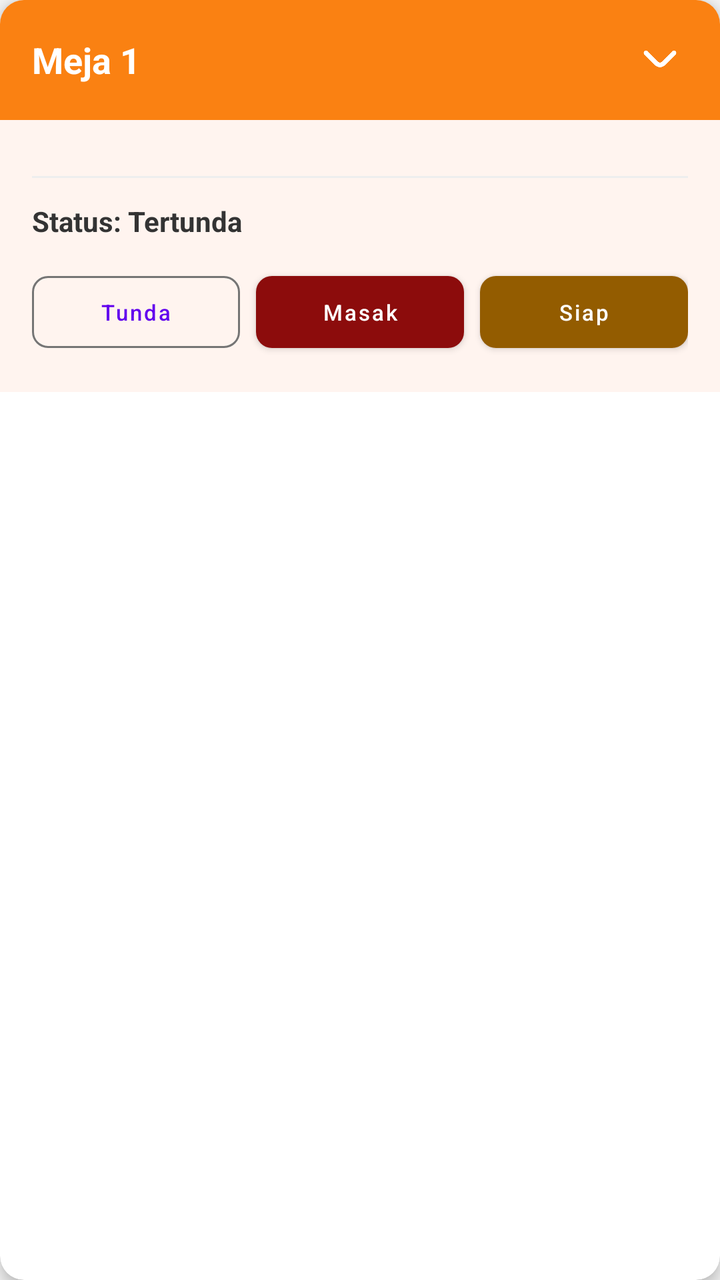
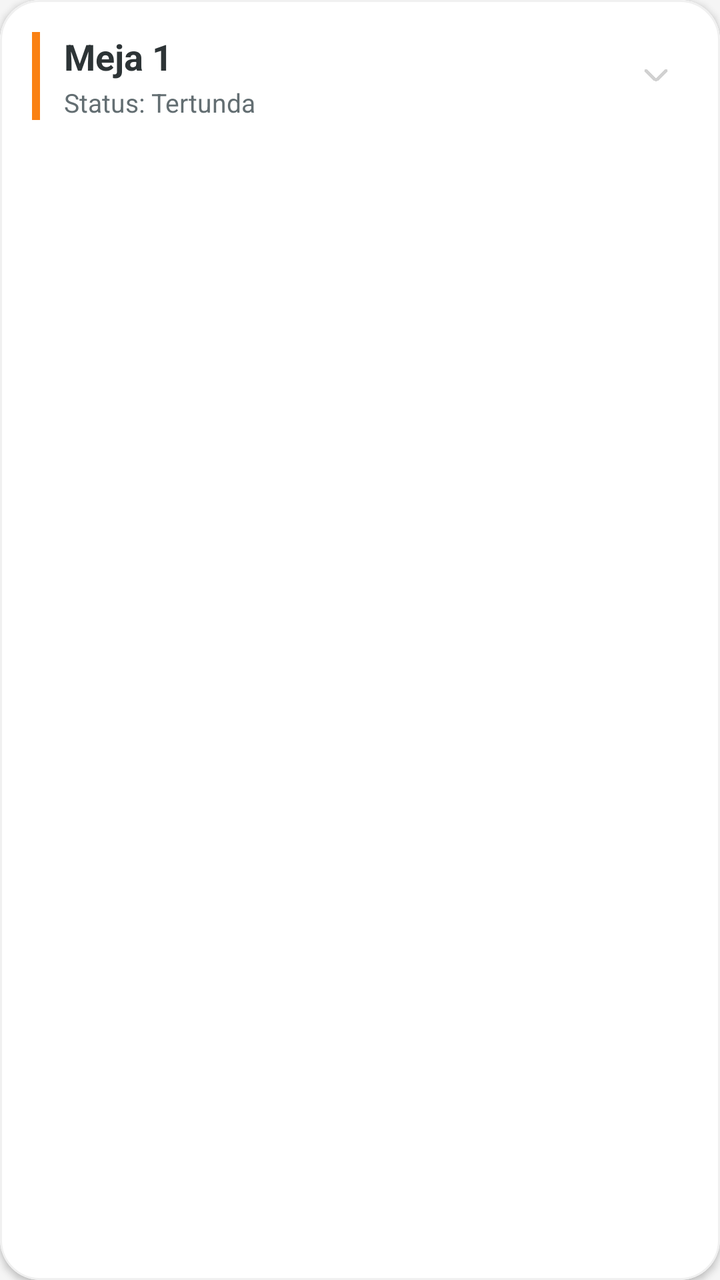

The first picture is an Android layout as it rendered before a commit; the second is the same layout after the commit. The layout source and the unified diff follow.
<!-- AndroidManifest.xml: application theme Theme.Laundry -->
<!-- res/layout/item_chef.xml -->
<?xml version="1.0" encoding="utf-8"?>
<com.google.android.material.card.MaterialCardView
    xmlns:android="http://schemas.android.com/apk/res/android"
    xmlns:app="http://schemas.android.com/apk/res-auto"
    android:layout_width="match_parent"
    android:layout_height="wrap_content"
    android:layout_marginHorizontal="16dp"
    android:layout_marginVertical="8dp"
    app:cardCornerRadius="12dp"
    app:cardElevation="4dp"
    app:strokeWidth="0dp">

    <LinearLayout
        android:layout_width="match_parent"
        android:layout_height="wrap_content"
        android:orientation="vertical">

        
        <LinearLayout
            android:id="@+id/layoutChefHeader"
            android:layout_width="match_parent"
            android:layout_height="wrap_content"
            android:background="@color/orange_nav"
            android:gravity="center_vertical"
            android:orientation="horizontal"
            android:padding="16dp">

            <TextView
                android:id="@+id/tvTableName"
                android:layout_width="0dp"
                android:layout_height="wrap_content"
                android:layout_weight="1"
                android:text="Meja 1"
                android:textColor="#FFFFFF"
                android:textSize="18sp"
                android:textStyle="bold" />

            <ImageView
                android:id="@+id/btnDrop"
                android:layout_width="28dp"
                android:layout_height="28dp"
                android:src="@drawable/img_14"
                app:tint="#FFFFFF" />
        </LinearLayout>

        
        <LinearLayout
            android:layout_width="match_parent"
            android:layout_height="wrap_content"
            android:orientation="vertical"
            android:background="@color/w"
            android:padding="16dp">

            <androidx.recyclerview.widget.RecyclerView
                android:id="@+id/rvOrderItems"
                android:layout_width="match_parent"
                android:layout_height="wrap_content" />

            <View
                android:layout_width="match_parent"
                android:layout_height="1dp"
                android:layout_marginVertical="12dp"
                android:background="#EEEEEE" />

            <TextView
                android:id="@+id/tvStatus"
                android:layout_width="wrap_content"
                android:layout_height="wrap_content"
                android:text="Status: Tertunda"
                android:textColor="#333333"
                android:textSize="14sp"
                android:textStyle="bold" />

            
            <LinearLayout
                android:layout_width="match_parent"
                android:layout_height="wrap_content"
                android:layout_marginTop="12dp"
                android:orientation="horizontal">

                <Button
                    android:id="@+id/btnPending"
                    style="@style/Widget.MaterialComponents.Button.OutlinedButton"
                    android:layout_width="0dp"
                    android:layout_height="wrap_content"
                    android:layout_marginEnd="4dp"
                    android:layout_weight="1"
                    android:text="Tunda"
                    android:textAllCaps="false"
                    android:textSize="11sp"
                    app:cornerRadius="8dp"
                    app:strokeColor="#757575" />

                <Button
                    android:id="@+id/btnCooking"
                    android:layout_width="0dp"
                    android:layout_height="wrap_content"
                    android:layout_marginHorizontal="4dp"
                    android:layout_weight="1"
                    app:backgroundTint="@color/a"
                    android:text="Masak"
                    android:textAllCaps="false"
                    android:textColor="#FFFFFF"
                    android:textSize="11sp"
                    app:cornerRadius="8dp" />

                <Button
                    android:id="@+id/btnReady"
                    android:layout_width="0dp"
                    android:layout_height="wrap_content"
                    android:layout_marginStart="4dp"
                    android:layout_weight="1"
                    app:backgroundTint="#935c00"
                    android:text="Siap"
                    android:textAllCaps="false"
                    android:textColor="#FFFFFF"
                    android:textSize="11sp"
                    app:cornerRadius="8dp" />

            </LinearLayout>
        </LinearLayout>
    </LinearLayout>
</com.google.android.material.card.MaterialCardView>
<!-- resources referenced by this layout -->
<resources>
  <color name="a">#8c0c0c</color>
  <color name="orange_nav">#FA8112</color>
  <color name="w">#fff4ef</color>
  <!-- drawable img_14: png bitmap (drawable, 3268 bytes) -->
  <style name="Theme.Laundry" parent="Theme.MaterialComponents.DayNight.DarkActionBar">
          
          <item name="colorPrimary">@color/button</item>
          <item name="colorPrimaryVariant">@color/button</item>
          <item name="colorOnPrimary">@color/white</item>
          
  
          <item name="colorSecondaryVariant">@color/black</item>
          <item name="colorOnSecondary">@color/text</item>
          
          <item name="android:statusBarColor">?attr/colorPrimaryVariant</item>
          
          <item name="android:windowBackground">@color/background</item>
      </style>
  <color name="button">#6200EE</color>
  <color name="white">#ffffff</color>
  <color name="black">#000000</color>
  <color name="text">#212121</color>
  <color name="background">#F5F5F5</color>
</resources>

<!-- the commit's change to res/layout/item_chef.xml (unified diff, before → after) -->
@@ -6,55 +6,87 @@
     android:layout_height="wrap_content"
     android:layout_marginHorizontal="16dp"
     android:layout_marginVertical="8dp"
-    app:cardCornerRadius="12dp"
-    app:cardElevation="4dp"
-    app:strokeWidth="0dp">
+    app:cardCornerRadius="20dp"
+    app:cardElevation="2dp"
+    app:strokeWidth="1dp"
+    app:strokeColor="#F0F0F0">
 
     <LinearLayout
         android:layout_width="match_parent"
         android:layout_height="wrap_content"
-        android:orientation="vertical">
+        android:orientation="vertical"
+        android:animateLayoutChanges="true">
 
         
-        <LinearLayout
+        <androidx.constraintlayout.widget.ConstraintLayout
             android:id="@+id/layoutChefHeader"
             android:layout_width="match_parent"
             android:layout_height="wrap_content"
-            android:background="@color/orange_nav"
-            android:gravity="center_vertical"
-            android:orientation="horizontal"
+            android:background="@color/white"
             android:padding="16dp">
+
+            <View
+                android:id="@+id/viewChefStatus"
+                android:layout_width="4dp"
+                android:layout_height="0dp"
+                android:background="@color/orange_nav"
+                app:layout_constraintStart_toStartOf="parent"
+                app:layout_constraintTop_toTopOf="@id/tvTableName"
+                app:layout_constraintBottom_toBottomOf="@id/tvStatus" />
 
             <TextView
                 android:id="@+id/tvTableName"
                 android:layout_width="0dp"
                 android:layout_height="wrap_content"
-                android:layout_weight="1"
                 android:text="Meja 1"
-                android:textColor="#FFFFFF"
+                android:textColor="#2D3436"
                 android:textSize="18sp"
-                android:textStyle="bold" />
+                android:textStyle="bold"
+                android:layout_marginStart="12dp"
+                app:layout_constraintStart_toEndOf="@id/viewChefStatus"
+                app:layout_constraintTop_toTopOf="parent"
+                app:layout_constraintEnd_toStartOf="@id/btnDrop" />
+
+            <TextView
+                android:id="@+id/tvStatus"
+                android:layout_width="0dp"
+                android:layout_height="wrap_content"
+                android:text="Status: Tertunda"
+                android:textColor="#636E72"
+                android:textSize="13sp"
+                android:layout_marginTop="2dp"
+                app:layout_constraintStart_toStartOf="@id/tvTableName"
+                app:layout_constraintTop_toBottomOf="@id/tvTableName"
+                app:layout_constraintEnd_toStartOf="@id/btnDrop" />
 
             <ImageView
                 android:id="@+id/btnDrop"
-                android:layout_width="28dp"
-                android:layout_height="28dp"
+                android:layout_width="32dp"
+                android:layout_height="32dp"
                 android:src="@drawable/img_14"
-                app:tint="#FFFFFF" />
-        </LinearLayout>
+                android:padding="6dp"
+                android:background="?attr/selectableItemBackgroundBorderless"
+                app:tint="#D1D1D1"
+                app:layout_constraintEnd_toEndOf="parent"
+                app:layout_constraintTop_toTopOf="parent"
+                app:layout_constraintBottom_toBottomOf="parent" />
+        </androidx.constraintlayout.widget.ConstraintLayout>
 
         
         <LinearLayout
+            android:id="@+id/layoutExpandedChef"
             android:layout_width="match_parent"
             android:layout_height="wrap_content"
             android:orientation="vertical"
-            android:background="@color/w"
+            android:background="#FAFAFA"
+            android:visibility="gone"
             android:padding="16dp">
 
             <androidx.recyclerview.widget.RecyclerView
                 android:id="@+id/rvOrderItems"
                 android:layout_width="match_parent"
-                android:layout_height="wrap_content" />
+                android:layout_height="wrap_content"
+                android:nestedScrollingEnabled="false" />
 
             <View
                 android:layout_width="match_parent"
@@ -62,23 +94,12 @@
                 android:layout_marginVertical="12dp"
                 android:background="#EEEEEE" />
 
-            <TextView
-                android:id="@+id/tvStatus"
-                android:layout_width="wrap_content"
-                android:layout_height="wrap_content"
-                android:text="Status: Tertunda"
-                android:textColor="#333333"
-                android:textSize="14sp"
-                android:textStyle="bold" />
-
-            
             <LinearLayout
                 android:layout_width="match_parent"
                 android:layout_height="wrap_content"
-                android:layout_marginTop="12dp"
                 android:orientation="horizontal">
 
-                <Button
+                <com.google.android.material.button.MaterialButton
                     android:id="@+id/btnPending"
                     style="@style/Widget.MaterialComponents.Button.OutlinedButton"
                     android:layout_width="0dp"
@@ -87,35 +108,36 @@
                     android:layout_weight="1"
                     android:text="Tunda"
                     android:textAllCaps="false"
-                    android:textSize="11sp"
-                    app:cornerRadius="8dp"
-                    app:strokeColor="#757575" />
+                    android:textSize="12sp"
+                    android:textColor="#636E72"
+                    app:strokeColor="#D1D1D1"
+                    app:cornerRadius="12dp" />
 
-                <Button
+                <com.google.android.material.button.MaterialButton
                     android:id="@+id/btnCooking"
                     android:layout_width="0dp"
                     android:layout_height="wrap_content"
                     android:layout_marginHorizontal="4dp"
                     android:layout_weight="1"
-                    app:backgroundTint="@color/a"
                     android:text="Masak"
                     android:textAllCaps="false"
-                    android:textColor="#FFFFFF"
-                    android:textSize="11sp"
-                    app:cornerRadius="8dp" />
+                    android:textSize="12sp"
+                    android:textColor="@color/white"
+                    app:backgroundTint="@color/orange_nav"
+                    app:cornerRadius="12dp" />
 
-                <Button
+                <com.google.android.material.button.MaterialButton
                     android:id="@+id/btnReady"
                     android:layout_width="0dp"
                     android:layout_height="wrap_content"
                     android:layout_marginStart="4dp"
                     android:layout_weight="1"
-                    app:backgroundTint="#935c00"
                     android:text="Siap"
                     android:textAllCaps="false"
-                    android:textColor="#FFFFFF"
-                    android:textSize="11sp"
-                    app:cornerRadius="8dp" />
+                    android:textSize="12sp"
+                    android:textColor="@color/white"
+                    app:backgroundTint="#2ECC71"
+                    app:cornerRadius="12dp" />
 
             </LinearLayout>
         </LinearLayout>
<!-- resource entries referenced after the edit -->
@@ -1,8 +1,6 @@
 <!-- resources referenced by this layout -->
 <resources>
-  <color name="a">#8c0c0c</color>
   <color name="orange_nav">#FA8112</color>
-  <color name="w">#fff4ef</color>
   <!-- drawable img_14: png bitmap (drawable, 3268 bytes) -->
   <style name="Theme.Laundry" parent="Theme.MaterialComponents.DayNight.DarkActionBar">
           
